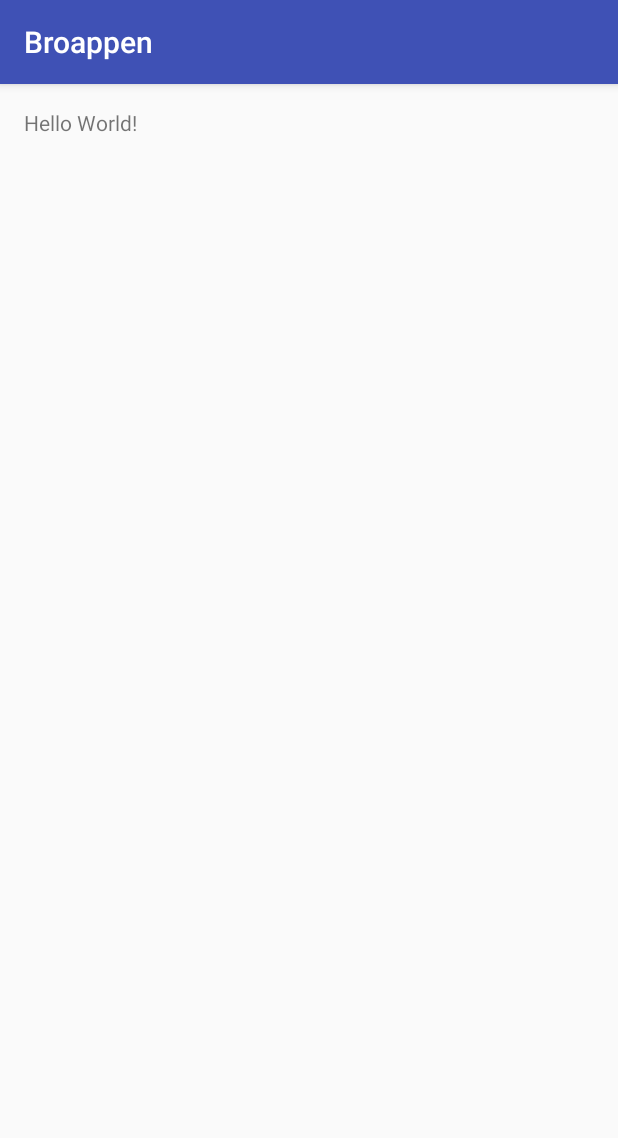
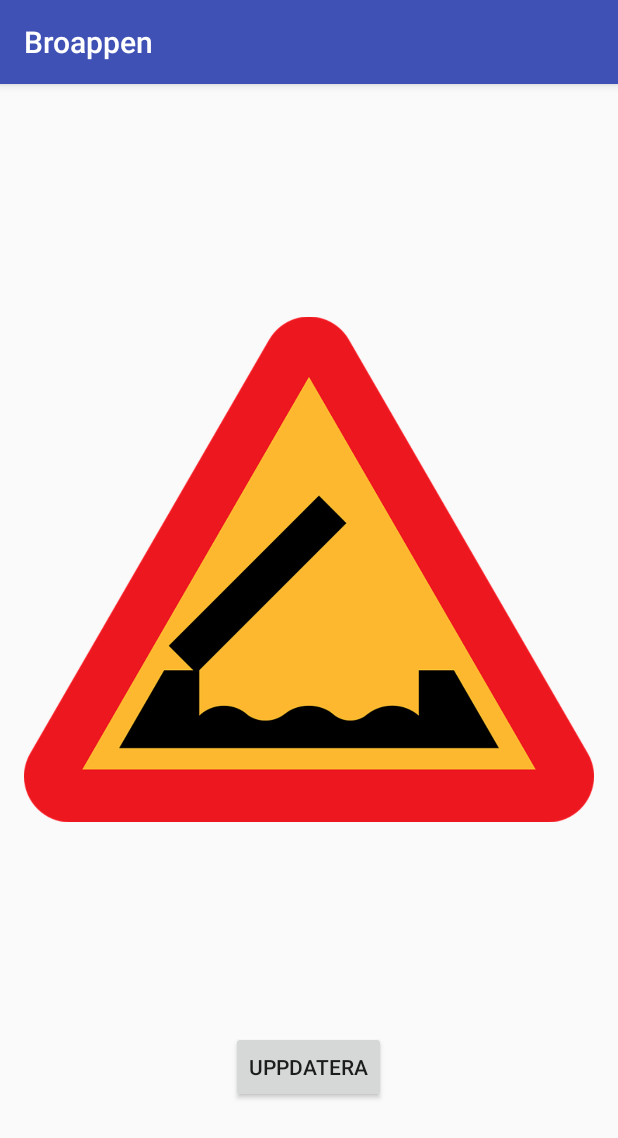
Before and after one commit to barajagmartin/CTK-Rekrytering, an Android app: the screen it shows after launch (BridgeActivity), on a phone screen of 412 x 824 dp. Shown: the top 1138 px of the screen. Run offline under Robolectric (Android 15) with nearby library versions, the phone set to English and light mode, and no system bars.

Commit message:
Added a first version of the app

```diff
--- a/Broappen/app/src/main/res/layout/activity_bridge.xml
+++ b/Broappen/app/src/main/res/layout/activity_bridge.xml
@@ -1,18 +1,50 @@
 <?xml version="1.0" encoding="utf-8"?>
-<RelativeLayout
-    xmlns:android="http://schemas.android.com/apk/res/android"
+<RelativeLayout xmlns:android="http://schemas.android.com/apk/res/android"
+    xmlns:app="http://schemas.android.com/apk/res-auto"
     xmlns:tools="http://schemas.android.com/tools"
     android:id="@+id/activity_bridge"
     android:layout_width="match_parent"
     android:layout_height="match_parent"
+    android:paddingBottom="@dimen/activity_vertical_margin"
     android:paddingLeft="@dimen/activity_horizontal_margin"
     android:paddingRight="@dimen/activity_horizontal_margin"
     android:paddingTop="@dimen/activity_vertical_margin"
-    android:paddingBottom="@dimen/activity_vertical_margin"
-    tools:context="martin.broappen.BridgeActivity">
+    tools:context="martin.broappen.view.BridgeActivity">
 
-    <TextView
+    <ImageView
         android:layout_width="wrap_content"
         android:layout_height="wrap_content"
-        android:text="Hello World!" />
+        app:srcCompat="@drawable/open"
+        android:id="@+id/imageView"
+        android:layout_alignParentTop="true"
+        android:layout_alignParentRight="true"
+        android:layout_alignParentEnd="true"
+        android:layout_above="@+id/button"
+        android:layout_alignParentLeft="true"
+        android:layout_alignParentStart="true"
+        android:soundEffectsEnabled="false" />
+
+    <Button
+        android:text="@string/buttonSeeNow"
+        android:layout_width="wrap_content"
+        android:layout_height="wrap_content"
+        android:id="@+id/button"
+        android:onClick="updateBridge"
+        android:layout_marginBottom="13dp"
+        android:layout_above="@+id/progressBar"
+        android:layout_centerHorizontal="true" />
+
+    <ProgressBar
+        style="?android:attr/progressBarStyle"
+        android:layout_width="wrap_content"
+        android:layout_height="wrap_content"
+        android:id="@+id/progressBar"
+        android:layout_marginBottom="11dp"
+        android:max="@android:integer/config_shortAnimTime"
+        android:progress="0"
+        android:indeterminate="true"
+        android:layout_alignParentBottom="true"
+        android:layout_centerHorizontal="true"
+        android:visibility="invisible" />
+
 </RelativeLayout>
--- a/Broappen/app/src/main/res/values/strings.xml
+++ b/Broappen/app/src/main/res/values/strings.xml
@@ -1,3 +1,7 @@
 <resources>
     <string name="app_name">Broappen</string>
+    <string name="labelChooseTime">"Välj en tid (tidigast 2014-05-19)"</string>
+    <string name="buttonSeeNow">Uppdatera</string>
+    <string name="error">Servern kunde inte nås</string>
+    <string name="secretKeyMissing">Privat nyckel saknas!</string>
 </resources>
--- a/Broappen/build.gradle
+++ b/Broappen/build.gradle
@@ -5,7 +5,7 @@ buildscript {
         jcenter()
     }
     dependencies {
-        classpath 'com.android.tools.build:gradle:2.2.2'
+        classpath 'com.android.tools.build:gradle:2.2.3'
 
         // NOTE: Do not place your application dependencies here; they belong
         // in the individual module build.gradle files
```
Also changed, not shown: Broappen/app/src/main/AndroidManifest.xml (+4 -4 lines), Broappen/app/src/main/java/martin/broappen/BridgeActivity.java (deleted, +0 -13 lines), Broappen/app/src/main/java/martin/broappen/model/BridgeChecker.java (added, +46 -0 lines), Broappen/app/src/main/java/martin/broappen/util/Reader.java (added, +23 -0 lines), Broappen/app/src/main/java/martin/broappen/view/BridgeActivity.java (added, +73 -0 lines), Broappen/app/src/main/res/drawable/closed.png (added), Broappen/app/src/main/res/drawable/open.png (added), Broappen/app/src/main/res/mipmap-hdpi/ic_launcher.png, Broappen/app/src/main/res/mipmap-mdpi/ic_launcher.png, Broappen/app/src/main/res/mipmap-xhdpi/ic_launcher.png, Broappen/app/src/main/res/mipmap-xxhdpi/ic_launcher.png, Broappen/app/src/main/res/mipmap-xxxhdpi/ic_launcher.png, Broappen/app/src/main/res/mipmap-xxxhdpi/ic_launcher2.png (added), 2 other files.
